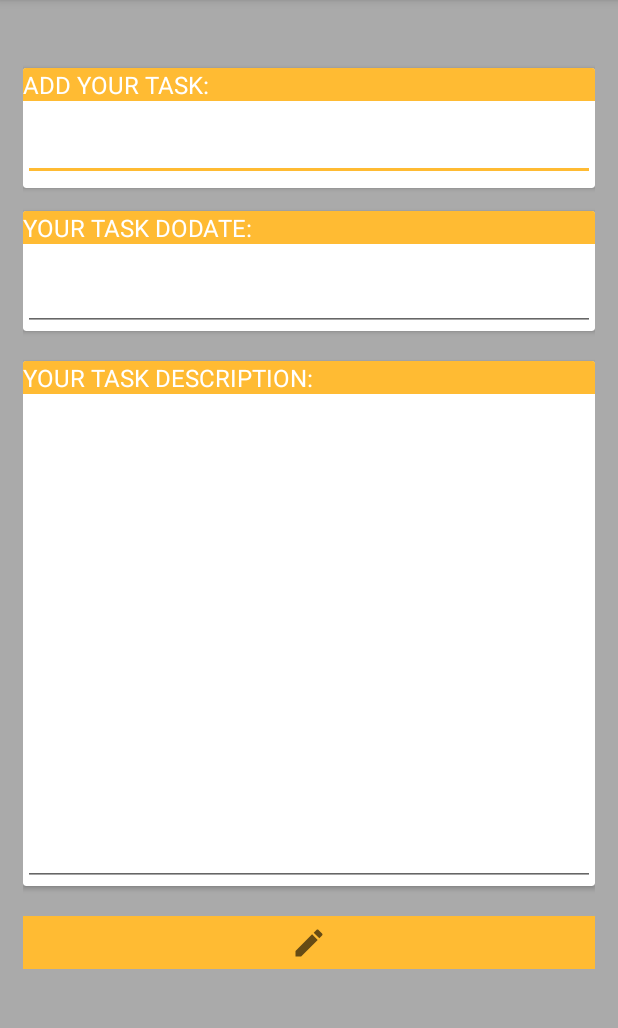
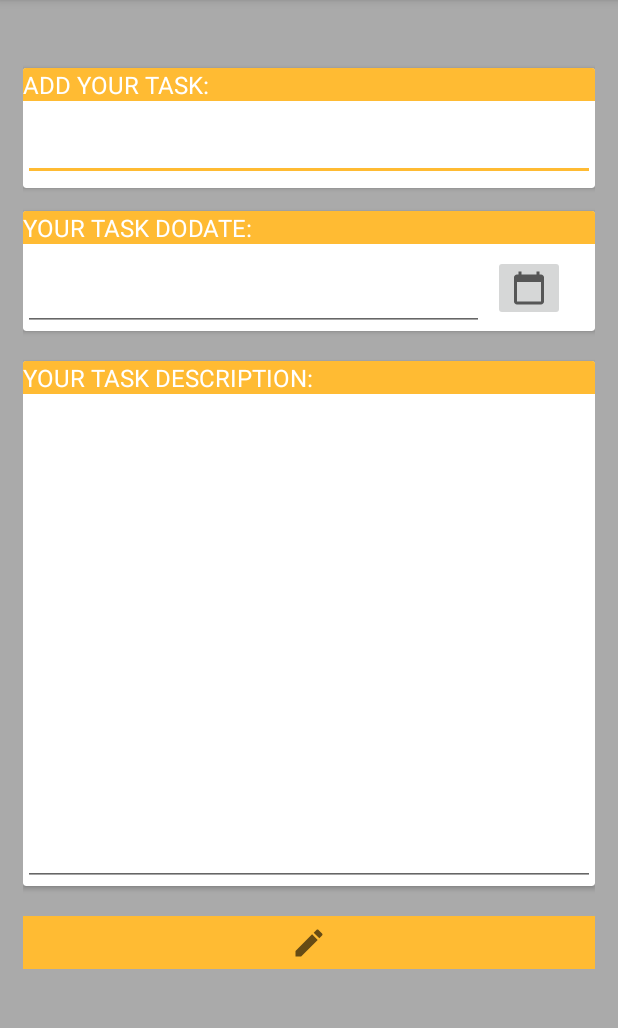
Before and after one commit to ArwaSAO/TodoList, an Android app: the fragment TaskDetailsFragment shown on its own in the app's theme, on a phone screen of 412 x 824 dp, the part 84-1112 px from its top. Run offline under Robolectric (Android 15) with nearby library versions, the phone set to English and light mode, and no system bars; our stand-ins replace Room's generated code.

Commit message:
final code

```diff
--- a/app/src/main/java/com/kotlin/todolist/view/ToDoListAdapter.kt
+++ b/app/src/main/java/com/kotlin/todolist/view/ToDoListAdapter.kt
@@ -20,9 +20,10 @@ RecyclerView.Adapter<ToDoListAdapter.ToDoListViewHolder>(){
     class ToDoListViewHolder(view:View):RecyclerView.ViewHolder(view){
 
         val taskNameTextView:TextView = view.findViewById(R.id.task_text_view)
-        val creationDateTextview:TextView = view.findViewById(R.id.task_creation_date)
+        val taskdodate:TextView = view.findViewById(R.id.task_dodate_text_view)
         val taskStatusCheckBox:CheckBox = view.findViewById(R.id.task_checkBox)
         val deleteTaskButton: ImageButton = view.findViewById(R.id.delete_image_button)
+       // val taskdate: TextView = view.findViewById(R.id.)
         //val editTaskButton: ImageButton = view.findViewById(R.id.edit_button)
 
 
@@ -45,7 +46,8 @@ RecyclerView.Adapter<ToDoListAdapter.ToDoListViewHolder>(){
         val item = items[position]
 
         holder.taskNameTextView.text = item.taskName
-        holder.creationDateTextview.text =  item.taskDate
+        holder.taskdodate.text =  item.taskDodate
+       // holder.taskdate.text =  item.taskDate
 
         holder.deleteTaskButton.setOnClickListener {view ->
             toDoListItemViewModel.deleteItem(item)
--- a/app/src/main/java/com/kotlin/todolist/view/ToDoListModel.kt
+++ b/app/src/main/java/com/kotlin/todolist/view/ToDoListModel.kt
@@ -20,7 +20,7 @@ class ToDoListModel:ViewModel() {
     fun addItem(taskName:String, taskDescription:String, taskDate: String, taskDodate: String, status:Boolean){
 
 
-        val simpleDateFormat = SimpleDateFormat("dd/M/yyy hh:mm:ss")
+        val simpleDateFormat = SimpleDateFormat("dd/MM/yyyy hh:mm:ss")
         val currentDate = simpleDateFormat.format(Date())
         viewModelScope.launch {
             toDoListRepository.addItem(ToDoListItemModel(taskName, taskDescription,currentDate,taskDodate, status))
--- /dev/null
+++ b/app/src/main/res/drawable/border.xml
@@ -0,0 +1,6 @@
+<?xml version="1.0" encoding="utf-8"?>
+<shape android:shape="rectangle" xmlns:android="http://schemas.android.com/apk/res/android">
+<corners android:radius="5dp" />
+    <stroke android:color="@color/black" android:width="2dp"/>
+<solid android:color="@color/white"/>
+</shape>
--- /dev/null
+++ b/app/src/main/res/drawable/ic_baseline_calendar_today_24.xml
@@ -0,0 +1,10 @@
+<vector xmlns:android="http://schemas.android.com/apk/res/android"
+    android:width="24dp"
+    android:height="24dp"
+    android:viewportWidth="24"
+    android:viewportHeight="24"
+    android:tint="?attr/colorControlNormal">
+  <path
+      android:fillColor="@android:color/white"
+      android:pathData="M20,3h-1L19,1h-2v2L7,3L7,1L5,1v2L4,3c-1.1,0 -2,0.9 -2,2v16c0,1.1 0.9,2 2,2h16c1.1,0 2,-0.9 2,-2L22,5c0,-1.1 -0.9,-2 -2,-2zM20,21L4,21L4,8h16v13z"/>
+</vector>
--- a/app/src/main/res/layout/fragment_check_list1.xml
+++ b/app/src/main/res/layout/fragment_check_list1.xml
@@ -19,7 +19,7 @@
         app:layout_constraintStart_toStartOf="parent"
         app:layout_constraintTop_toTopOf="parent">
 
-        <androidx.cardview.widget.CardView
+        <com.google.android.material.card.MaterialCardView
             android:layout_width="match_parent"
             android:layout_height="match_parent"
             app:cardBackgroundColor="@color/design_default_color_surface">
@@ -33,7 +33,7 @@
                 android:text="My Check List"
                 android:textColor="@android:color/holo_orange_dark"
                 android:textSize="24sp" />
-        </androidx.cardview.widget.CardView>
+        </com.google.android.material.card.MaterialCardView>
 
     </LinearLayout>
 
--- a/app/src/main/res/layout/fragment_edit_task.xml
+++ b/app/src/main/res/layout/fragment_edit_task.xml
@@ -42,7 +42,7 @@
         <androidx.cardview.widget.CardView
             android:id="@+id/cardView2"
             android:layout_width="match_parent"
-            android:layout_height="350dp"
+            android:layout_height="400dp"
             android:layout_marginLeft="15dp"
             android:layout_marginTop="15dp"
             android:layout_marginRight="15dp">
@@ -54,6 +54,7 @@
                 android:ems="10"
                 android:fontFamily="sans-serif-condensed"
                 android:paddingLeft="30dp"
+                android:paddingTop="15dp"
                 android:text="Pick The Date For Your Current Task:"
                 android:textColor="@color/cardview_dark_background"
                 android:textSize="16sp" />
@@ -106,7 +107,7 @@
         android:layout_marginLeft="15dp"
         android:layout_marginTop="15dp"
         android:layout_marginRight="15dp"
-        android:layout_marginBottom="60dp"
+        android:layout_marginBottom="20dp"
         android:backgroundTint="@android:color/holo_orange_light"
         android:text=" Save your Task"
         app:layout_constraintBottom_toBottomOf="parent"
--- a/app/src/main/res/layout/fragment_task_details.xml
+++ b/app/src/main/res/layout/fragment_task_details.xml
@@ -86,17 +86,28 @@
 
                 <EditText
                     android:id="@+id/task_dodate_textview"
-                    android:layout_width="0dp"
-                    android:layout_height="wrap_content"
+                    android:layout_width="307dp"
+                    android:layout_height="60dp"
                     android:ems="10"
                     android:inputType="textPersonName"
                     android:textSize="20sp"
                     app:layout_constraintBottom_toBottomOf="parent"
-                    app:layout_constraintEnd_toEndOf="parent"
-                    app:layout_constraintHorizontal_bias="0.0"
                     app:layout_constraintStart_toStartOf="parent"
                     app:layout_constraintTop_toTopOf="parent"
                     app:layout_constraintVertical_bias="1.0" />
+
+                <ImageButton
+                    android:id="@+id/editdate_imageButton"
+                    android:layout_width="wrap_content"
+                    android:layout_height="wrap_content"
+                    android:layout_marginEnd="20dp"
+                    android:src="@drawable/ic_baseline_calendar_today_24"
+                    app:layout_constraintBottom_toBottomOf="parent"
+                    app:layout_constraintEnd_toEndOf="parent"
+                    app:layout_constraintHorizontal_bias="1.0"
+                    app:layout_constraintStart_toEndOf="@+id/task_dodate_textview"
+                    app:layout_constraintTop_toBottomOf="@+id/taskdodate_textview"
+                    app:layout_constraintVertical_bias="0.533" />
 
             </androidx.constraintlayout.widget.ConstraintLayout>
 
@@ -138,6 +149,7 @@
                     app:layout_constraintEnd_toEndOf="parent"
                     app:layout_constraintStart_toStartOf="parent"
                     app:layout_constraintTop_toBottomOf="@+id/taskdescription_textview" />
+
             </androidx.constraintlayout.widget.ConstraintLayout>
 
         </androidx.cardview.widget.CardView>
```
Also changed, not shown: app/src/main/java/com/kotlin/todolist/view/EditTaskFragment.kt (+8 -0 lines), app/src/main/java/com/kotlin/todolist/view/TaskDetailsFragment.kt (+18 -1 lines), app/src/main/res/layout/ltem_layout.xml (+7 -4 lines), 1 other file.
